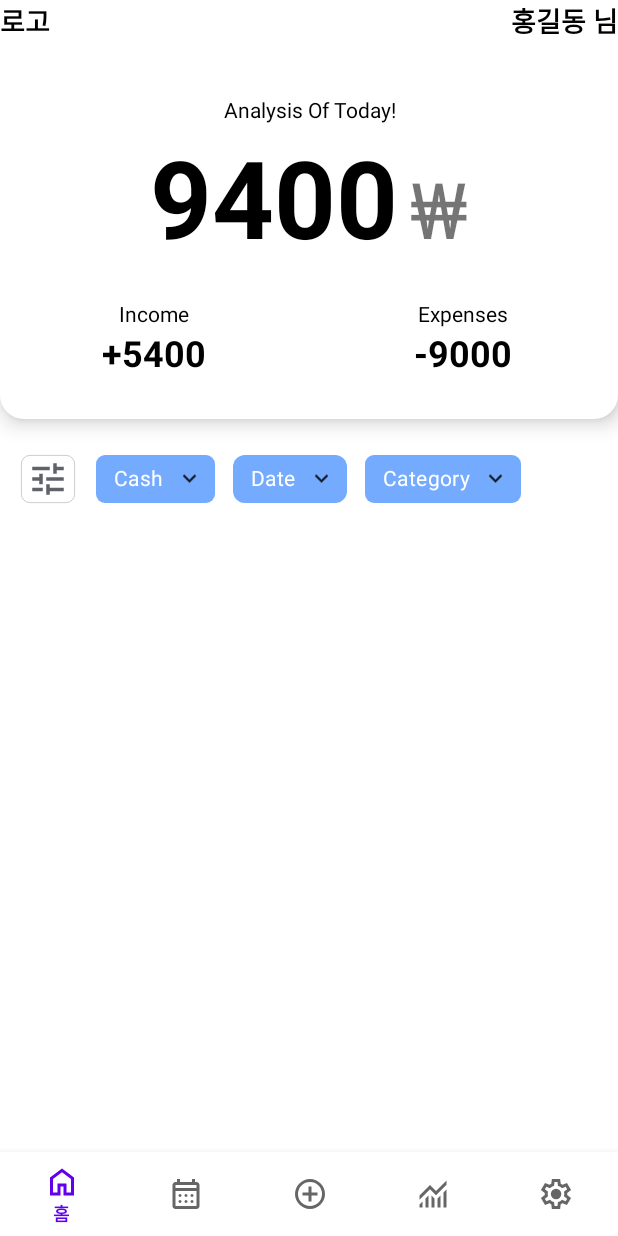
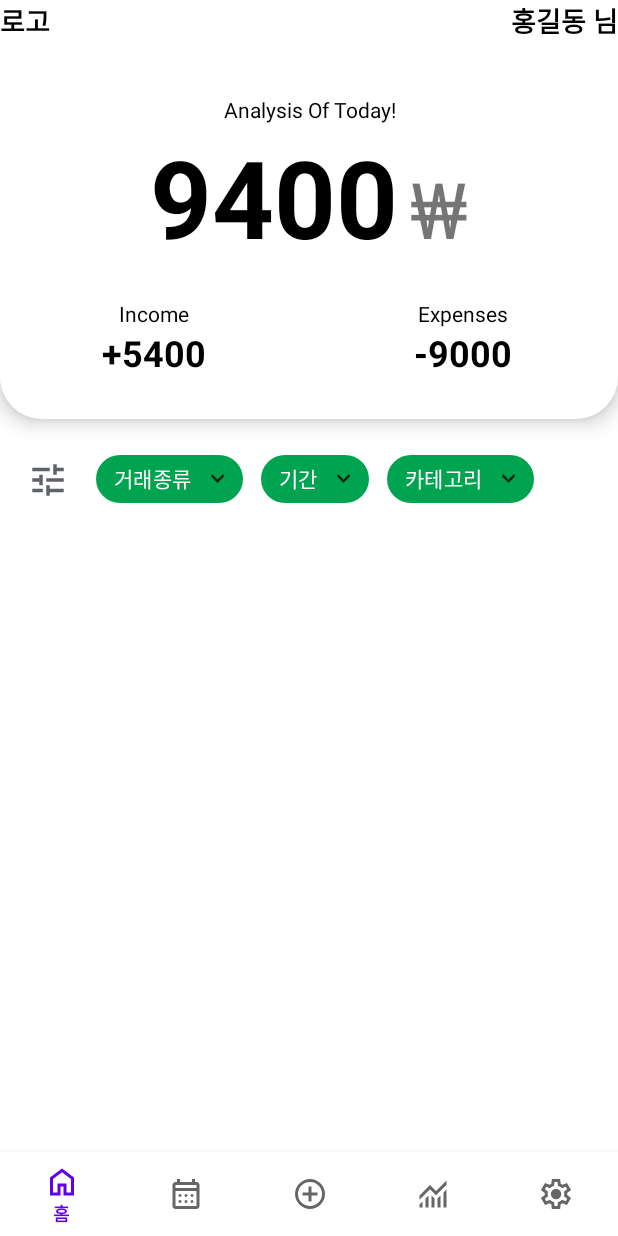
Before and after one commit to Kei037/pay_breeze_mvc, an Android app: the screen it shows after launch (MainActivity), on a phone screen of 412 x 824 dp. Run offline under Robolectric (Android 15) with nearby library versions, the phone set to English and light mode, and no system bars; our stand-ins replace Room's generated code, navigation-ui.

Commit message:
feature2 / 칩 글자 바꿈,

```diff
--- a/app/src/main/res/drawable/home_scroll.xml
+++ b/app/src/main/res/drawable/home_scroll.xml
@@ -2,8 +2,8 @@
     <item>
         <shape android:shape="rectangle">
             <solid android:color="@android:color/white"/>
-            <corners android:bottomLeftRadius="16dp"
-                android:bottomRightRadius="16dp"/>
+            <corners android:bottomLeftRadius="28dp"
+                android:bottomRightRadius="28dp"/>
         </shape>
     </item>
 </layer-list>
--- /dev/null
+++ b/app/src/main/res/drawable/menu_home3_background.xml
@@ -0,0 +1,6 @@
+<?xml version="1.0" encoding="utf-8"?>
+<shape xmlns:android="http://schemas.android.com/apk/res/android">
+    <solid android:color="@android:color/white" />
+    <corners android:radius="4dp" />
+    <padding android:left="8dp" android:top="4dp" android:right="8dp" android:bottom="4dp" />
+</shape>
--- a/app/src/main/res/layout/fragment_home.xml
+++ b/app/src/main/res/layout/fragment_home.xml
@@ -284,46 +284,47 @@
                     app:chipIconSize="28dp"
                     app:chipIconVisible="true"
                     app:chipStartPadding="0dp"
-                    app:chipStrokeColor="#BCBCBC"
-                    app:chipStrokeWidth="0.5dp"
                     app:iconEndPadding="4dp"
                     app:iconStartPadding="4dp"
                     app:textEndPadding="0dp"
                     app:textStartPadding="0dp" />
 
                 <com.google.android.material.chip.Chip
+                    android:id="@+id/cashChip"
                     android:layout_width="wrap_content"
                     android:layout_height="wrap_content"
                     android:layout_marginRight="12dp"
                     android:layout_weight="1"
-                    android:text="Cash"
+                    android:text="거래종류"
                     android:textColor="@color/white"
-                    app:chipBackgroundColor="#74ABFF"
-                    app:chipCornerRadius="6dp"
+                    app:chipBackgroundColor="#00A34F"
+                    app:chipCornerRadius="24dp"
                     app:closeIcon="@drawable/popupmenu_icon"
                     app:closeIconEnabled="true" />
 
                 <com.google.android.material.chip.Chip
+                    android:id="@+id/dateChip"
                     android:layout_width="wrap_content"
                     android:layout_height="wrap_content"
                     android:layout_marginRight="12dp"
                     android:layout_weight="1"
-                    android:text="Date"
+                    android:text="기간"
                     android:textColor="@color/white"
-                    app:chipBackgroundColor="#74ABFF"
-                    app:chipCornerRadius="8dp"
+                    app:chipBackgroundColor="#00A34F"
+                    app:chipCornerRadius="24dp"
                     app:closeIcon="@drawable/popupmenu_icon"
                     app:closeIconEnabled="true" />
 
                 <com.google.android.material.chip.Chip
+                    android:id="@+id/categoryChip"
                     android:layout_width="wrap_content"
                     android:layout_height="wrap_content"
                     android:layout_weight="2"
-                    android:text="Category"
+                    android:text="카테고리"
                     android:textColor="@color/white"
                     android:layout_marginRight="24dp"
-                    app:chipBackgroundColor="#74ABFF"
-                    app:chipCornerRadius="6dp"
+                    app:chipBackgroundColor="#00A34F"
+                    app:chipCornerRadius="24dp"
                     app:closeIcon="@drawable/popupmenu_icon"
                     app:closeIconEnabled="true" />
             </LinearLayout>
--- /dev/null
+++ b/app/src/main/res/menu/menu_home.xml
@@ -0,0 +1,10 @@
+<?xml version="1.0" encoding="utf-8"?>
+<menu xmlns:android="http://schemas.android.com/apk/res/android">
+    <item
+        android:id="@+id/action_one"
+        android:title="수입" />
+    <item
+        android:id="@+id/action_two"
+        android:title="지출" />
+
+</menu>
--- /dev/null
+++ b/app/src/main/res/menu/menu_home2.xml
@@ -0,0 +1,18 @@
+<?xml version="1.0" encoding="utf-8"?>
+<menu xmlns:android="http://schemas.android.com/apk/res/android">
+    <item
+        android:id="@+id/action_one"
+        android:title="1주일" />
+    <item
+        android:id="@+id/action_two"
+        android:title="1개월" />
+
+    <item
+        android:id="@+id/action_three"
+        android:title="3개월" />
+
+    <item
+        android:id="@+id/action_four"
+        android:title="6개월" />
+
+</menu>
--- /dev/null
+++ b/app/src/main/res/menu/menu_home3.xml
@@ -0,0 +1,51 @@
+<?xml version="1.0" encoding="utf-8"?>
+<menu xmlns:android="http://schemas.android.com/apk/res/android">
+    <item
+        android:id="@+id/action_one"
+        android:title="식비" />
+    <item
+        android:id="@+id/action_two"
+        android:title="교통비" />
+    <item
+        android:id="@+id/action_three"
+        android:title="통신비" />
+    <item
+        android:id="@+id/action_4"
+        android:title="용돈" />
+    <item
+        android:id="@+id/action_5"
+        android:title="월급" />
+    <item
+        android:id="@+id/action_6"
+        android:title="쇼핑" />
+    <item
+        android:id="@+id/action_7"
+        android:title="편의점" />
+    <item
+        android:id="@+id/action_8"
+        android:title="커피/디저트" />
+    <item
+        android:id="@+id/action_9"
+        android:title="문화/여가" />
+    <item
+        android:id="@+id/action_10"
+        android:title="병원비" />
+    <item
+        android:id="@+id/action_11"
+        android:title="생활비" />
+    <item
+        android:id="@+id/action_12"
+        android:title="공과금/관리비" />
+    <item
+        android:id="@+id/action_13"
+        android:title="반려동물" />
+    <item
+        android:id="@+id/action_14"
+        android:title="육아/출산" />
+    <item
+        android:id="@+id/action_15"
+        android:title="송금" />
+    <item
+        android:id="@+id/action_16"
+        android:title="자동차" />
+</menu>
```
Also changed, not shown: app/src/main/java/com/kei037/pay_breeze_mvc/ui/home/HomeFragment.kt (+134 -2 lines).
